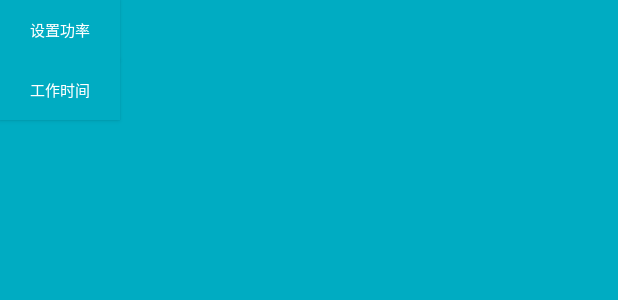
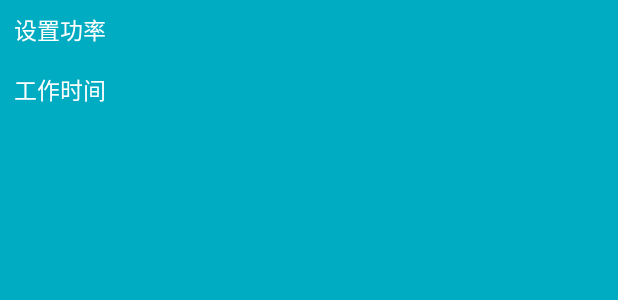
Before and after one commit to JiaShengCao/MyApplication, an Android app: the layout pop_window.xml on its own in the app's theme, with its tools: preview values and no code run, on a phone screen of 412 x 824 dp. Shown: the top 300 px of the screen. Run offline under Robolectric (Android 15) with nearby library versions, the phone set to English and light mode, and no system bars.

Commit message:
单个电器

```diff
--- a/upproject/src/main/res/layout/pop_window.xml
+++ b/upproject/src/main/res/layout/pop_window.xml
@@ -5,7 +5,7 @@
               android:background="#00acc2"
               android:orientation="vertical">
 
-    <Button
+    <TextView
         android:id="@+id/btn_power"
         android:background="#00acc2"
         android:textColor="#ffffff"
@@ -13,9 +13,9 @@
         android:layout_height="40dp"
         android:gravity="center"
         android:text="设置功率"
-        android:textSize="10sp"/>
+        android:textSize="15sp"/>
 
-    <Button
+    <TextView
         android:id="@+id/btn_time"
         android:background="#00acc2"
         android:textColor="#ffffff"
@@ -23,6 +23,6 @@
         android:layout_height="40dp"
         android:gravity="center"
         android:text="工作时间"
-        android:textSize="10sp"/>
+        android:textSize="15sp"/>
 
 </LinearLayout>
```
Also changed, not shown: upproject/src/main/java/com/example/upproject/ui/main/ui_ietm_list/ListItem2.java (+55 -13 lines), upproject/src/main/res/layout/et_power_dialog.xml (added, +12 -0 lines), upproject/src/main/res/layout/et_time_dialog.xml (added, +12 -0 lines).
